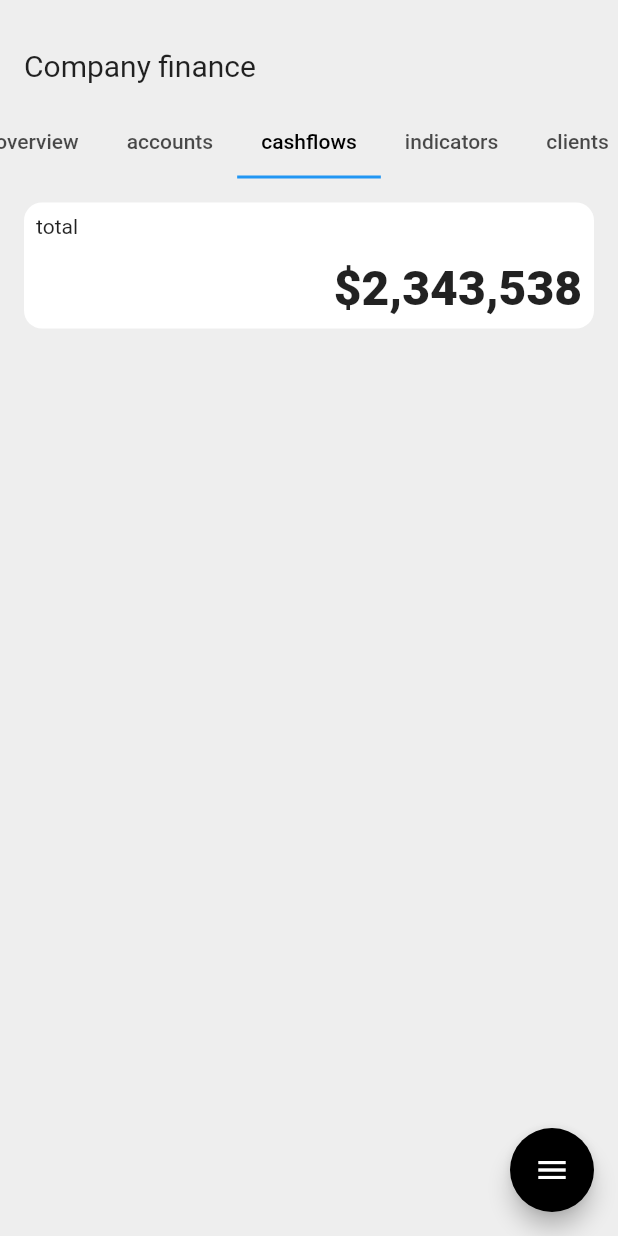
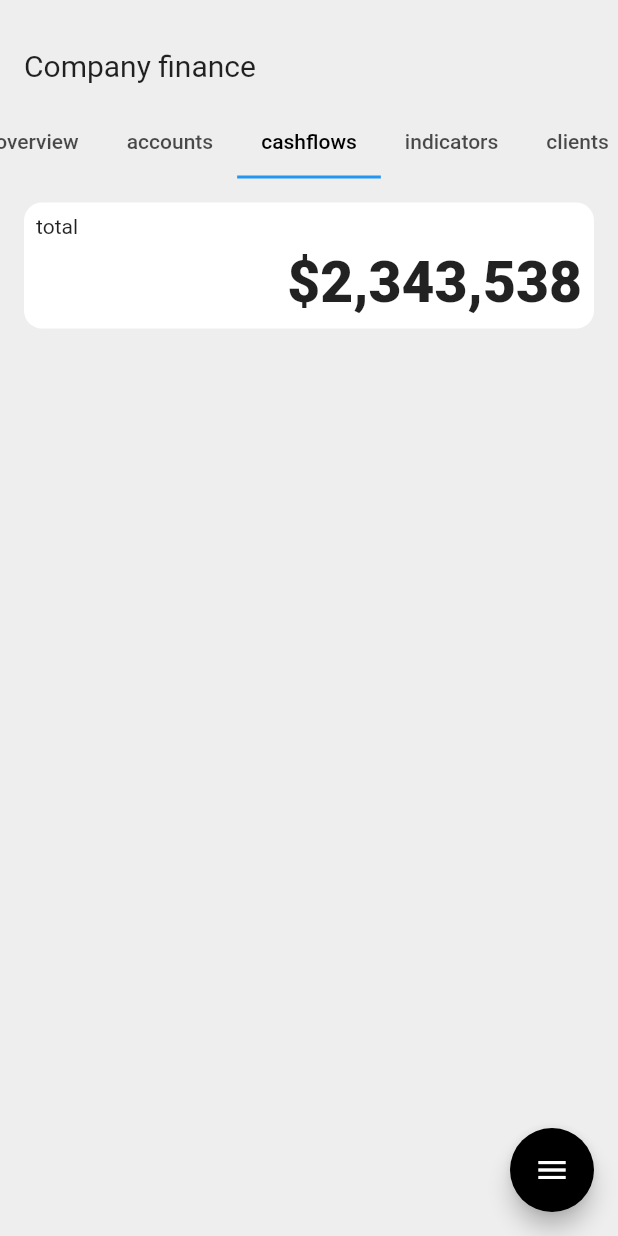
Before and after one commit to JAICHANGPARK/flutter_notebook_19th_story, a Flutter app: the screen it shows after launch, tab 3 chosen, on a phone screen of 412 x 824 dp. Run offline on Flutter 3.47's test engine with Material 2 defaults, Android fonts, the phone set to English and light mode, and no system bars; our stand-ins replace cached_network_image, countup, fl_chart, flutter_riverpod, freezed_annotation, smooth_page_indicator and 1 more.

Commit message:
Update biz_main_page.dart

```diff
--- a/lib/ep1136_business_assistance_app/src/ui/biz_main_page.dart
+++ b/lib/ep1136_business_assistance_app/src/ui/biz_main_page.dart
@@ -24,8 +24,8 @@ class _BizMainPageState extends State<BizMainPage> with SingleTickerProviderStat
       floatingActionButton: FloatingActionButton(
         backgroundColor: Colors.black,
         onPressed: () {},
+        foregroundColor: Colors.white,
         child: const Icon(Icons.menu),
-        foregroundColor: Colors.white,
       ),
       body: SafeArea(
         child: Padding(
@@ -101,22 +101,22 @@ class _BizMainPageState extends State<BizMainPage> with SingleTickerProviderStat
                               borderRadius: BorderRadius.circular(12),
                             ),
                             child: Stack(
-                              children: [
+                              children: const [
                                 Positioned(
-                                  child: Text("total"),
                                   left: 8,
                                   top: 8,
+                                  child: Text("total"),
                                 ),
                                 Positioned(
+                                  right: 8,
+                                  bottom: 8,
                                   child: Text(
                                     "\$2,343,538",
                                     style: TextStyle(
-                                      fontSize: 32,
+                                      fontSize: 38,
                                       fontWeight: FontWeight.w800,
                                     ),
                                   ),
-                                  right: 8,
-                                  bottom: 8,
                                 )
                               ],
                             ),
```
